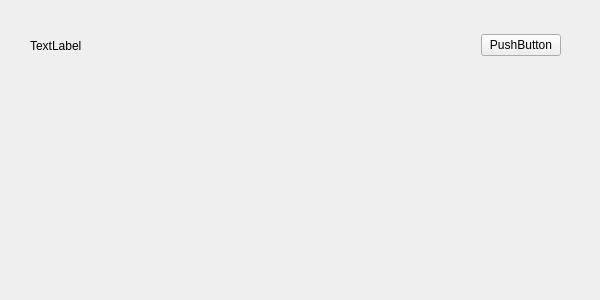
Before: the Qt Designer form item.ui in shuai132/qtlistwidget, drawn with Qt 5.
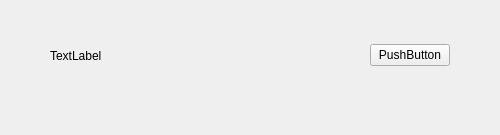
After: the same form once the commit is applied.

The edit to the form file:
```diff
--- a/item.ui
+++ b/item.ui
@@ -6,8 +6,8 @@
    <rect>
     <x>0</x>
     <y>0</y>
-    <width>600</width>
-    <height>300</height>
+    <width>500</width>
+    <height>135</height>
    </rect>
   </property>
   <property name="windowTitle">
@@ -16,9 +16,9 @@
   <widget class="QWidget" name="widget" native="true">
    <property name="geometry">
     <rect>
-     <x>30</x>
-     <y>20</y>
-     <width>531</width>
+     <x>50</x>
+     <y>30</y>
+     <width>400</width>
      <height>51</height>
     </rect>
    </property>
```
